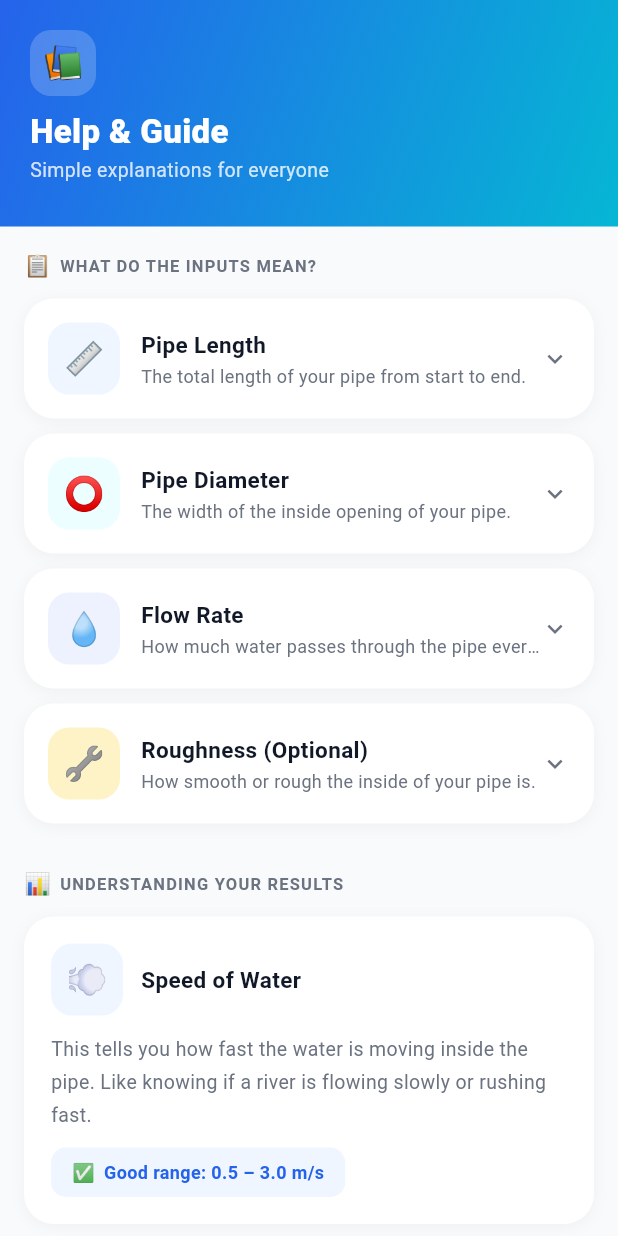
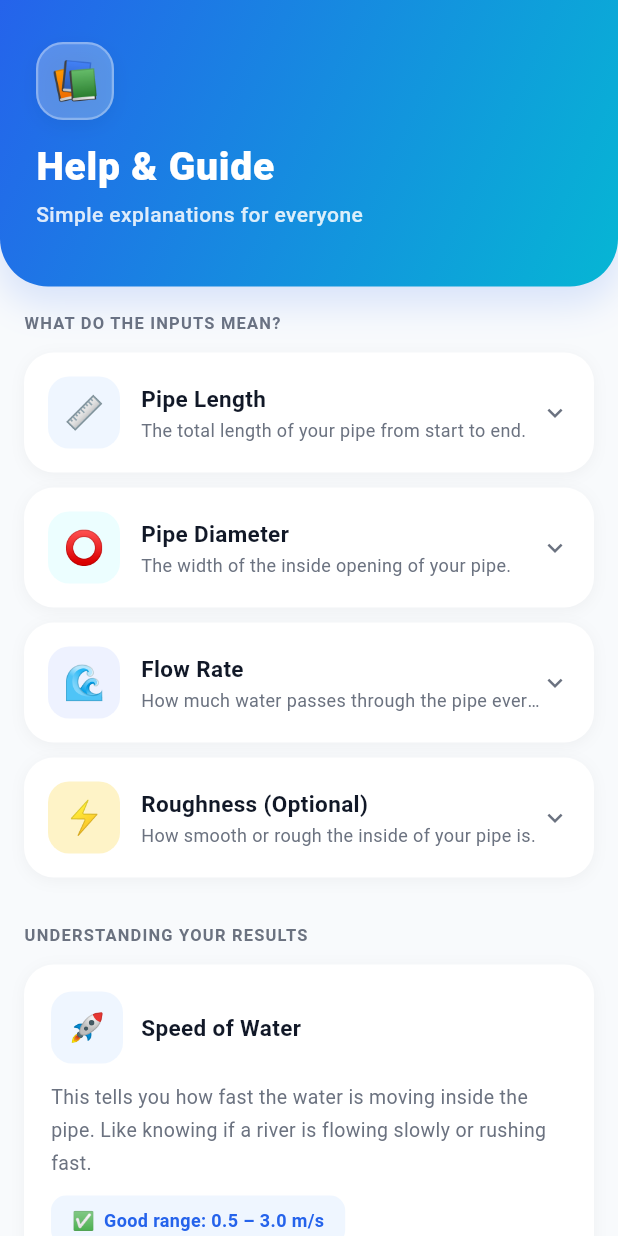
Before and after one commit to abderrahimaymen/Hedro_app, a Flutter app: the HelpScreen screen opened directly, on a phone screen of 412 x 824 dp. Run offline on Flutter 3.47's test engine with Material 3 defaults, Android fonts, the phone set to English and light mode, and no system bars.

Commit message:
v 0.1.0 with icon
Co-authored-by: Copilot <copilot@github.com>

```diff
--- a/lib/main.dart
+++ b/lib/main.dart
@@ -33,7 +33,7 @@ class WaterFlowApp extends StatelessWidget {
     final locale = provider.locale;
 
     return MaterialApp(
-      title: 'Water Flow Calculator',
+      title: 'water flow',
       debugShowCheckedModeBanner: false,
       // ── Locale / RTL ───────────────────────────────────────────────
       locale: Locale(locale),
--- a/lib/screens/calculator_screen.dart
+++ b/lib/screens/calculator_screen.dart
@@ -130,32 +130,16 @@ class _CalculatorScreenState extends State<CalculatorScreen>
                     title: provider.t('home_title'),
                     subtitle: provider.t('home_subtitle'),
                     emoji: '💧',
-                  ),
-                  // Dark mode toggle
-                  PositionedDirectional(
-                    top: 16,
-                    end: 16,
-                    child: GestureDetector(
-                      onTap: provider.toggleTheme,
-                      child: Container(
-                        width: 40,
-                        height: 40,
-                        decoration: BoxDecoration(
-                          color: Colors.white.withValues(alpha: 0.2),
-                          borderRadius: BorderRadius.circular(12),
-                        ),
-                        child: Icon(
-                          isDark ? Icons.light_mode : Icons.dark_mode,
-                          color: Colors.white,
-                          size: 20,
-                        ),
-                      ),
-                    ),
+                    trailingIcon: isDark
+                        ? Icons.light_mode_rounded
+                        : Icons.dark_mode_rounded,
+                    onTrailingTap: provider.toggleTheme,
                   ),
                   // Language Selector
                   PositionedDirectional(
-                    top: 16,
-                    end: 64,
+                    top: 28,
+                    end:
+                        80, // Moved to make space for the trailing icon mode button
                     child: Container(
                       height: 40,
                       decoration: BoxDecoration(
--- a/lib/screens/help_screen.dart
+++ b/lib/screens/help_screen.dart
@@ -67,7 +67,7 @@ class _HelpScreenState extends State<HelpScreen> {
         darkBgColor: const Color(0xFF164E63),
       ),
       _HelpItem(
-        emoji: '💧',
+        emoji: '🌊',
         title: provider.t('h_flow_title'),
         short: provider.t('h_flow_short'),
         detail: provider.t('h_flow_detail'),
@@ -77,7 +77,7 @@ class _HelpScreenState extends State<HelpScreen> {
         darkBgColor: const Color(0xFF312E81),
       ),
       _HelpItem(
-        emoji: '🔧',
+        emoji: '⚡',
         title: provider.t('h_rough_title'),
         short: provider.t('h_rough_short'),
         detail: provider.t('h_rough_detail'),
@@ -90,7 +90,7 @@ class _HelpScreenState extends State<HelpScreen> {
 
     final resultItems = [
       (
-        emoji: '💨',
+        emoji: '🚀',
         title: provider.t('h_speed_title'),
         description: provider.t('h_speed_desc'),
         normal: provider.t('h_speed_normal'),
@@ -135,7 +135,6 @@ class _HelpScreenState extends State<HelpScreen> {
                   // ── Input fields section ───────────────────────────
                   _SectionLabel(
                     isDark: isDark,
-                    emoji: '📋',
                     text: provider.t('section_inputs'),
                   ),
                   const SizedBox(height: 12),
@@ -297,7 +296,6 @@ class _HelpScreenState extends State<HelpScreen> {
                   // ── Results section ────────────────────────────────
                   _SectionLabel(
                     isDark: isDark,
-                    emoji: '📊',
                     text: provider.t('section_results_help'),
                   ),
                   const SizedBox(height: 12),
@@ -400,7 +398,6 @@ class _HelpScreenState extends State<HelpScreen> {
                   // ── Flow status guide ──────────────────────────────
                   _SectionLabel(
                     isDark: isDark,
-                    emoji: '🚦',
                     text: provider.t('section_status_help'),
                   ),
                   const SizedBox(height: 12),
@@ -421,7 +418,6 @@ class _HelpScreenState extends State<HelpScreen> {
                     child: Column(
                       children: [
                         _StatusRow(
-                          emoji: '⬇️',
                           bgColor: isDark
                               ? const Color(0xFF78350F).withValues(alpha: 0.4)
                               : const Color(0xFFFEF3C7),
@@ -432,7 +428,6 @@ class _HelpScreenState extends State<HelpScreen> {
                         ),
                         const SizedBox(height: 8),
                         _StatusRow(
-                          emoji: '✅',
                           bgColor: isDark
                               ? const Color(0xFF064E3B).withValues(alpha: 0.4)
                               : const Color(0xFFD1FAE5),
@@ -443,7 +438,6 @@ class _HelpScreenState extends State<HelpScreen> {
                         ),
                         const SizedBox(height: 8),
                         _StatusRow(
-                          emoji: '⚠️',
                           bgColor: isDark
                               ? const Color(0xFF7F1D1D).withValues(alpha: 0.4)
                               : const Color(0xFFFEE2E2),
@@ -503,21 +497,14 @@ class _HelpScreenState extends State<HelpScreen> {
 
 // ── Section Label ─────────────────────────────────────────────────────
 class _SectionLabel extends StatelessWidget {
-  const _SectionLabel({
-    required this.isDark,
-    required this.emoji,
-    required this.text,
-  });
+  const _SectionLabel({required this.isDark, required this.text});
   final bool isDark;
-  final String emoji;
   final String text;
 
   @override
   Widget build(BuildContext context) {
     return Row(
       children: [
-        Text(emoji, style: const TextStyle(fontSize: 14)),
-        const SizedBox(width: 6),
         Text(
           text.toUpperCase(),
           style: TextStyle(
@@ -535,14 +522,12 @@ class _SectionLabel extends StatelessWidget {
 // ── Status Row ────────────────────────────────────────────────────────
 class _StatusRow extends StatelessWidget {
   const _StatusRow({
-    required this.emoji,
     required this.bgColor,
     required this.textColor,
     required this.label,
     required this.desc,
     required this.textMuted,
   });
-  final String emoji;
   final Color bgColor;
   final Color textColor;
   final String label;
@@ -559,8 +544,6 @@ class _StatusRow extends StatelessWidget {
       ),
       child: Row(
         children: [
-          Text(emoji, style: const TextStyle(fontSize: 20)),
-          const SizedBox(width: 10),
           Column(
             crossAxisAlignment: CrossAxisAlignment.start,
             children: [
--- a/lib/widgets/app_header.dart
+++ b/lib/widgets/app_header.dart
@@ -8,11 +8,15 @@ class AppHeader extends StatelessWidget {
     required this.title,
     required this.subtitle,
     required this.emoji,
+    this.trailingIcon,
+    this.onTrailingTap,
   });
 
   final String title;
   final String subtitle;
   final String emoji;
+  final IconData? trailingIcon;
+  final VoidCallback? onTrailingTap;
 
   @override
   Widget build(BuildContext context) {
@@ -23,41 +27,89 @@ class AppHeader extends StatelessWidget {
       decoration: BoxDecoration(
         color: isDark ? AppColors.darkCard : null,
         gradient: isDark ? null : AppColors.headerGradient,
+        borderRadius: const BorderRadius.vertical(bottom: Radius.circular(32)),
+        boxShadow: [
+          BoxShadow(
+            color: (isDark ? Colors.black : AppColors.primary).withValues(
+              alpha: 0.15,
             ),
-      padding: const EdgeInsets.fromLTRB(20, 20, 20, 28),
+            blurRadius: 20,
+            offset: const Offset(0, 10),
+            spreadRadius: 2,
+          ),
+        ],
+      ),
+      padding: const EdgeInsets.fromLTRB(24, 28, 24, 38),
       child: Column(
         crossAxisAlignment: CrossAxisAlignment.start,
         children: [
-          // Icon chip
+          Row(
+            mainAxisAlignment: MainAxisAlignment.spaceBetween,
+            crossAxisAlignment: CrossAxisAlignment.start,
+            children: [
+              // Glassmorphic Icon chip
               Container(
+                width: 52,
+                height: 52,
+                decoration: BoxDecoration(
+                  color: Colors.white.withValues(alpha: 0.25),
+                  borderRadius: BorderRadius.circular(18),
+                  border: Border.all(
+                    color: Colors.white.withValues(alpha: 0.3),
+                    width: 1.5,
+                  ),
+                  boxShadow: [
+                    BoxShadow(
+                      color: Colors.black.withValues(alpha: 0.05),
+                      blurRadius: 10,
+                      offset: const Offset(0, 4),
+                    ),
+                  ],
+                ),
+                child: Center(
+                  child: Text(emoji, style: const TextStyle(fontSize: 26)),
+                ),
+              ),
+              if (trailingIcon != null)
+                GestureDetector(
+                  onTap: onTrailingTap,
+                  child: Container(
                     width: 44,
                     height: 44,
+                    alignment: Alignment.center,
                     decoration: BoxDecoration(
+                      color: Colors.white.withValues(alpha: 0.15),
+                      borderRadius: BorderRadius.circular(14),
+                      border: Border.all(
                         color: Colors.white.withValues(alpha: 0.2),
-              borderRadius: BorderRadius.circular(14),
-            ),
-            child: Center(
-              child: Text(emoji, style: const TextStyle(fontSize: 22)),
                       ),
                     ),
-          const SizedBox(height: 10),
+                    child: Icon(trailingIcon, color: Colors.white, size: 22),
+                  ),
+                ),
+            ],
+          ),
+          const SizedBox(height: 16),
           // Title
           Text(
             title,
             style: const TextStyle(
               color: Colors.white,
-              fontSize: 22,
-              fontWeight: FontWeight.w800,
+              fontSize: 26,
+              fontWeight: FontWeight.w900,
+              letterSpacing: 0.5,
               height: 1.2,
             ),
           ),
-          const SizedBox(height: 4),
+          const SizedBox(height: 6),
           // Subtitle
           Text(
             subtitle,
             style: TextStyle(
-              color: Colors.white.withValues(alpha: 0.8),
-              fontSize: 13,
+              color: Colors.white.withValues(alpha: 0.85),
+              fontSize: 14,
+              fontWeight: FontWeight.w500,
+              letterSpacing: 0.3,
             ),
           ),
         ],
--- a/pubspec.yaml
+++ b/pubspec.yaml
@@ -20,6 +20,12 @@ dev_dependencies:
   flutter_test:
     sdk: flutter
   flutter_lints: ^5.0.0
+  flutter_launcher_icons: ^0.13.1
+
+flutter_launcher_icons:
+  android: true
+  ios: true
+  image_path: "assets/icon.png"
 
 flutter:
   uses-material-design: true
```
Also changed, not shown: assets/icon.png (added), pubspec.lock, 28 other files. Lines whose indentation alone changed are shown as unchanged.
